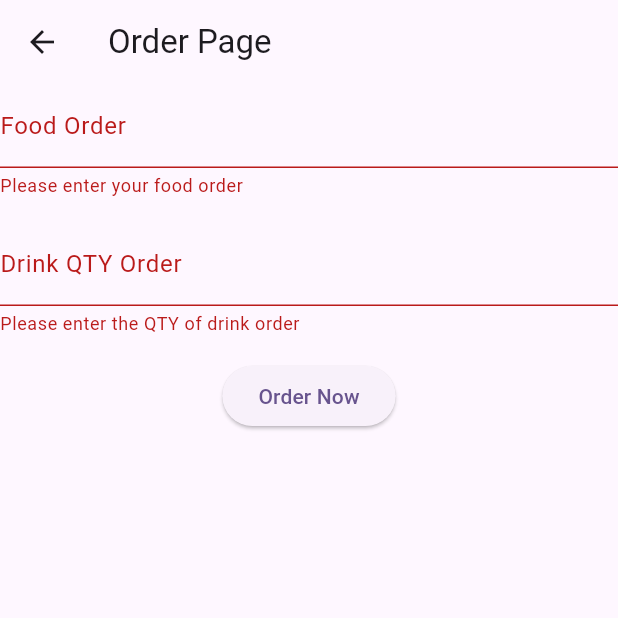
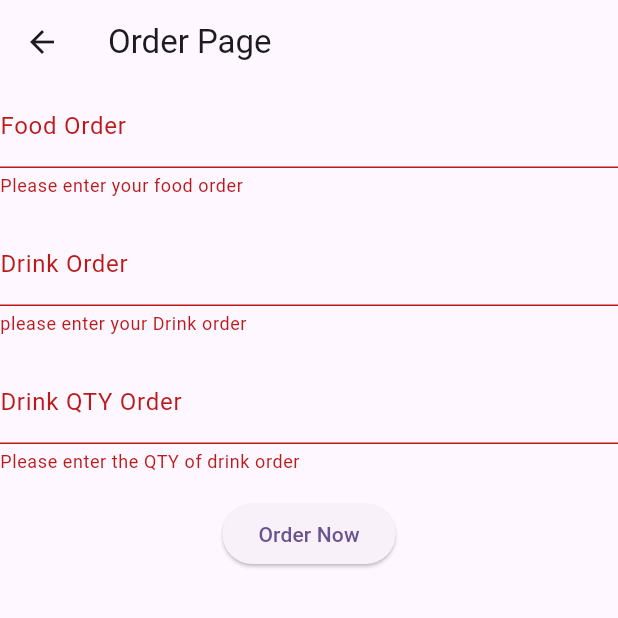
Before and after one commit to iamanggi/20220140123_act4, a Flutter app: the OrderPage screen opened by its route, after a tap on "Order Now", on a phone screen of 412 x 824 dp, the top half of it. Run offline on Flutter 3.47's test engine with Material 3 defaults, Android fonts, the phone set to English and light mode, and no system bars.

Commit message:
tambahkan field input Pesanan Minuman dengan validasi pada form

```diff
--- a/lib/order_page.dart
+++ b/lib/order_page.dart
@@ -49,6 +49,16 @@
               },
             ),
             TextFormField(
+              controller: minumanController,
+              decoration: const InputDecoration(labelText: 'Drink Order'),
+              validator: (value) {
+                if (value == null || value.isEmpty) {
+                  return 'please enter your Drink order';
+                }
+                return null;
+              },
+            ),
+            TextFormField(
               controller: jumlahMinumanController,
               decoration: const InputDecoration(labelText: 'Drink QTY Order'),
               validator: (value) {
```
